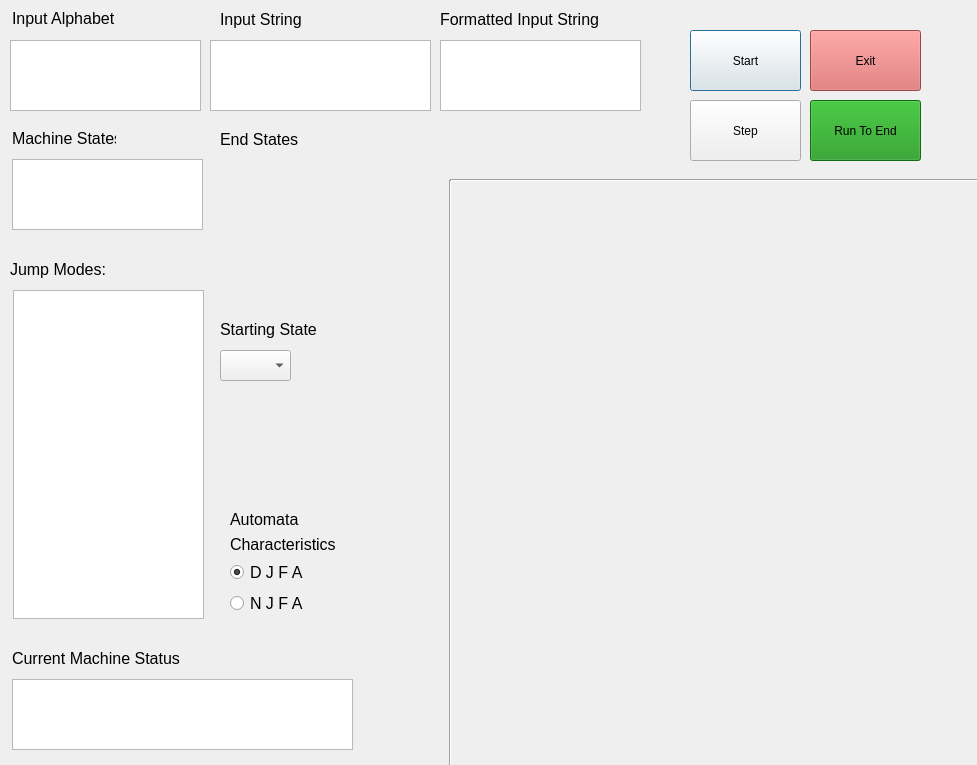
Above: baseUI.ui from JackG256/JFA-Sim before the change. Below: the same form after it.
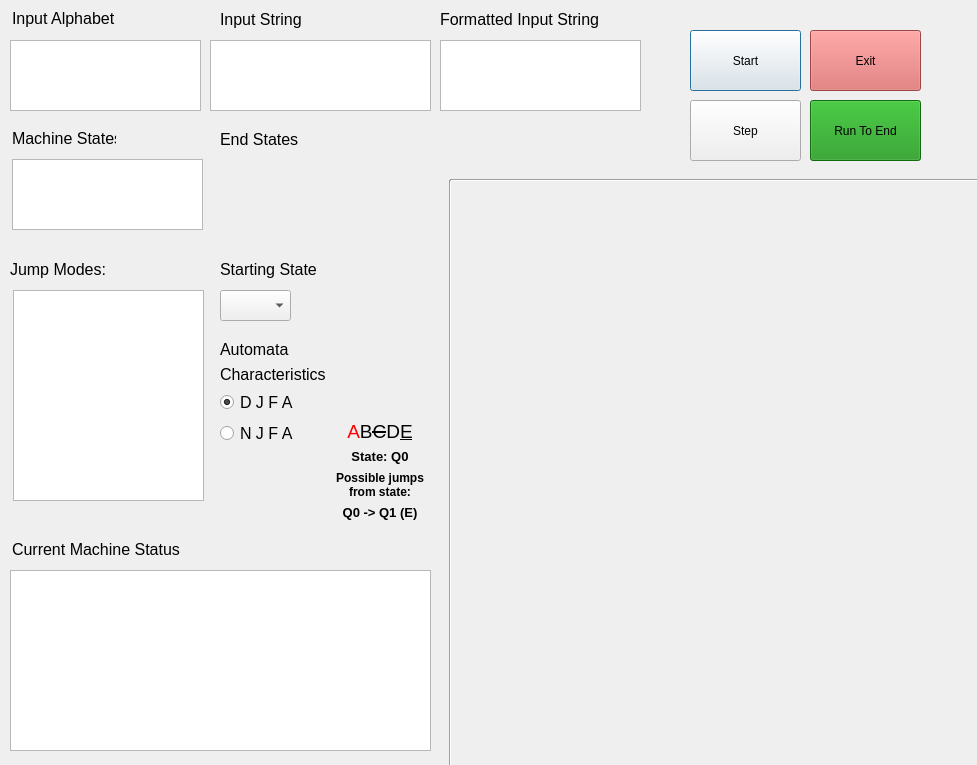
That is the form after the change.

Commit message: Updated UI; added JFA instance generation

Patch:
```diff
--- a/baseUI.ui
+++ b/baseUI.ui
@@ -149,8 +149,8 @@
   <widget class="QWidget" name="layoutWidget">
    <property name="geometry">
     <rect>
-     <x>230</x>
-     <y>510</y>
+     <x>220</x>
+     <y>340</y>
      <width>105</width>
      <height>106</height>
     </rect>
@@ -260,7 +260,7 @@
    <property name="geometry">
     <rect>
      <x>12</x>
-     <y>649</y>
+     <y>540</y>
      <width>171</width>
      <height>19</height>
     </rect>
@@ -277,12 +277,17 @@
   <widget class="QTextEdit" name="statusText">
    <property name="geometry">
     <rect>
-     <x>12</x>
-     <y>679</y>
-     <width>341</width>
-     <height>71</height>
+     <x>10</x>
+     <y>570</y>
+     <width>421</width>
+     <height>181</height>
     </rect>
    </property>
+   <property name="font">
+    <font>
+     <pointsize>12</pointsize>
+    </font>
+   </property>
    <property name="toolTip">
     <string>&lt;html&gt;&lt;head/&gt;&lt;body&gt;&lt;p&gt;&lt;span style=&quot; font-size:10pt;&quot;&gt;The current status, actions and exceptions of the preset automata.&lt;/span&gt;&lt;/p&gt;&lt;p&gt;&lt;span style=&quot; font-size:10pt;&quot;&gt;Only includes basic information about what action has been taken, doesn't include details about said action.&lt;/span&gt;&lt;/p&gt;&lt;p&gt;&lt;span style=&quot; font-size:10pt;&quot;&gt;Examples:&lt;/span&gt;&lt;/p&gt;&lt;p&gt;&lt;span style=&quot; font-size:10pt; font-weight:600;&quot;&gt;&amp;quot;FA succesfully transitioned/jumped&amp;quot;&lt;br/&gt;&amp;quot;FA finished evaluating&amp;quot;&lt;br/&gt;&amp;quot;FA cannot start; &amp;lt;info about an exception&amp;gt;&amp;quot;&lt;/span&gt;&lt;/p&gt;&lt;/body&gt;&lt;/html&gt;</string>
    </property>
@@ -357,9 +362,14 @@
      <x>13</x>
      <y>290</y>
      <width>191</width>
-     <height>329</height>
+     <height>211</height>
     </rect>
    </property>
+   <property name="font">
+    <font>
+     <pointsize>12</pointsize>
+    </font>
+   </property>
    <property name="toolTip">
     <string>&lt;html&gt;&lt;head/&gt;&lt;body&gt;&lt;p&gt;&lt;span style=&quot; font-size:10pt;&quot;&gt;Dictates jumps and transitions between specific states based on currently read symbols in the input string.&lt;/span&gt;&lt;/p&gt;&lt;p&gt;&lt;span style=&quot; font-size:10pt;&quot;&gt;Transition function, when called, checks the input string for the specified symbol in the function.&lt;br/&gt;If the specified symbol exists in the string, it jumps to it and the transition is performed. &lt;br/&gt;If they it's not found, no transition is performed, stays on the current state and the curently read symbol gets moved ahead.&lt;br/&gt;Either way, the evaluation continues.&lt;/span&gt;&lt;/p&gt;&lt;p&gt;&lt;span style=&quot; font-size:10pt;&quot;&gt;Divide each function by &lt;/span&gt;&lt;span style=&quot; font-size:10pt; font-weight:600;&quot;&gt;writing each one on a new line,&lt;br/&gt;&lt;/span&gt;&lt;span style=&quot; font-size:10pt;&quot;&gt;declare each function in the following format:&lt;br/&gt;&lt;/span&gt;&lt;span style=&quot; font-size:10pt; font-weight:600;&quot;&gt;&amp;lt;name of initial state&amp;gt; - &amp;lt;read symbol&amp;gt; - &amp;lt;name of state to transition to&amp;gt;&lt;br/&gt;&lt;br/&gt;&lt;/span&gt;&lt;span style=&quot; font-size:10pt;&quot;&gt;Example:&lt;/span&gt;&lt;/p&gt;&lt;p&gt;&lt;span style=&quot; font-size:10pt; font-weight:600;&quot;&gt;sta0 - A - sta1&lt;br/&gt;sta1 - B - sta2&lt;br/&gt;&lt;/span&gt;&lt;span style=&quot; font-size:10pt;&quot;&gt;etc.&lt;br/&gt;&lt;/span&gt;&lt;/p&gt;&lt;p&gt;&lt;span style=&quot; font-size:10pt;&quot;&gt;In case of transition to multiple states at once: &lt;/span&gt;&lt;span style=&quot; font-size:10pt; font-weight:600;&quot;&gt;(NFA only)&lt;/span&gt;&lt;/p&gt;&lt;p&gt;&lt;span style=&quot; font-size:10pt;&quot;&gt;Write names of target states into &lt;/span&gt;&lt;span style=&quot; font-size:10pt; font-weight:600;&quot;&gt;parentheses,&lt;br/&gt;&lt;/span&gt;&lt;span style=&quot; font-size:10pt;&quot;&gt;divide each state with a &lt;/span&gt;&lt;span style=&quot; font-size:10pt; font-weight:600;&quot;&gt;semicolon&lt;/span&gt;&lt;/p&gt;&lt;p&gt;&lt;span style=&quot; font-size:10pt;&quot;&gt;Example:&lt;/span&gt;&lt;/p&gt;&lt;p&gt;&lt;span style=&quot; font-size:10pt; font-weight:600;&quot;&gt;sta0 - A - (sta1;sta2)&lt;br/&gt;sta1 - B - sta3&lt;br/&gt;sta2 - C - sta0&lt;/span&gt;&lt;/p&gt;&lt;/body&gt;&lt;/html&gt;</string>
    </property>
@@ -408,7 +418,7 @@
    <property name="geometry">
     <rect>
      <x>220</x>
-     <y>350</y>
+     <y>290</y>
      <width>71</width>
      <height>31</height>
     </rect>
@@ -418,7 +428,7 @@
    <property name="geometry">
     <rect>
      <x>220</x>
-     <y>320</y>
+     <y>260</y>
      <width>141</width>
      <height>19</height>
     </rect>
@@ -461,6 +471,79 @@
    </property>
    <layout class="QGridLayout" name="endStatesGrid"/>
   </widget>
+  <widget class="QWidget" name="verticalLayoutWidget">
+   <property name="geometry">
+    <rect>
+     <x>300</x>
+     <y>420</y>
+     <width>160</width>
+     <height>101</height>
+    </rect>
+   </property>
+   <layout class="QVBoxLayout" name="verticalLayout">
+    <item>
+     <widget class="QLabel" name="label_2">
+      <property name="font">
+       <font>
+        <pointsize>14</pointsize>
+       </font>
+      </property>
+      <property name="text">
+       <string>&lt;html&gt;&lt;head/&gt;&lt;body&gt;&lt;p align=&quot;center&quot;&gt;&lt;span style=&quot; color:#ff0000;&quot;&gt;A&lt;/span&gt;B&lt;span style=&quot; text-decoration: line-through;&quot;&gt;C&lt;/span&gt;D&lt;span style=&quot; text-decoration: underline;&quot;&gt;E&lt;/span&gt;&lt;/p&gt;&lt;/body&gt;&lt;/html&gt;</string>
+      </property>
+      <property name="textFormat">
+       <enum>Qt::RichText</enum>
+      </property>
+     </widget>
+    </item>
+    <item>
+     <widget class="QLabel" name="label_12">
+      <property name="font">
+       <font>
+        <pointsize>10</pointsize>
+        <weight>75</weight>
+        <bold>true</bold>
+       </font>
+      </property>
+      <property name="text">
+       <string>&lt;html&gt;&lt;head/&gt;&lt;body&gt;&lt;p align=&quot;center&quot;&gt;State:  Q0&lt;/p&gt;&lt;/body&gt;&lt;/html&gt;</string>
+      </property>
+     </widget>
+    </item>
+    <item>
+     <widget class="QLabel" name="label_13">
+      <property name="text">
+       <string>&lt;html&gt;&lt;head/&gt;&lt;body&gt;&lt;p align=&quot;center&quot;&gt;&lt;span style=&quot; font-weight:600;&quot;&gt;Possible jumps&lt;br/&gt;from state:&lt;/span&gt;&lt;/p&gt;&lt;/body&gt;&lt;/html&gt;</string>
+      </property>
+     </widget>
+    </item>
+    <item>
+     <widget class="QLabel" name="label_14">
+      <property name="font">
+       <font>
+        <pointsize>10</pointsize>
+        <weight>75</weight>
+        <bold>true</bold>
+       </font>
+      </property>
+      <property name="text">
+       <string>&lt;html&gt;&lt;head/&gt;&lt;body&gt;&lt;p align=&quot;center&quot;&gt;Q0 -&amp;gt; Q1 (E)&lt;/p&gt;&lt;/body&gt;&lt;/html&gt;</string>
+      </property>
+     </widget>
+    </item>
+   </layout>
+  </widget>
+  <widget class="QWidget" name="gridLayoutWidget_2">
+   <property name="geometry">
+    <rect>
+     <x>460</x>
+     <y>190</y>
+     <width>511</width>
+     <height>571</height>
+    </rect>
+   </property>
+   <layout class="QGridLayout" name="instancesGrid"/>
+  </widget>
  </widget>
  <tabstops>
   <tabstop>inputAlphabetText</tabstop>
```
Left out of the diff: 22 changed lines with no effect on the pictures. The commit also changes 3 other files.
